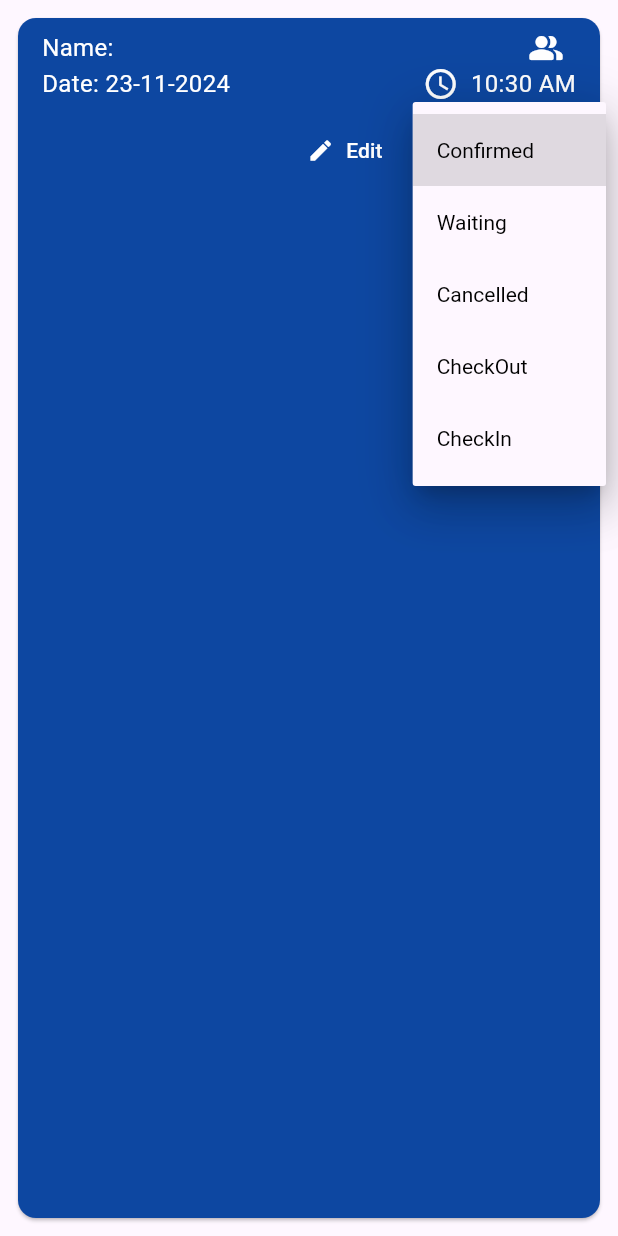
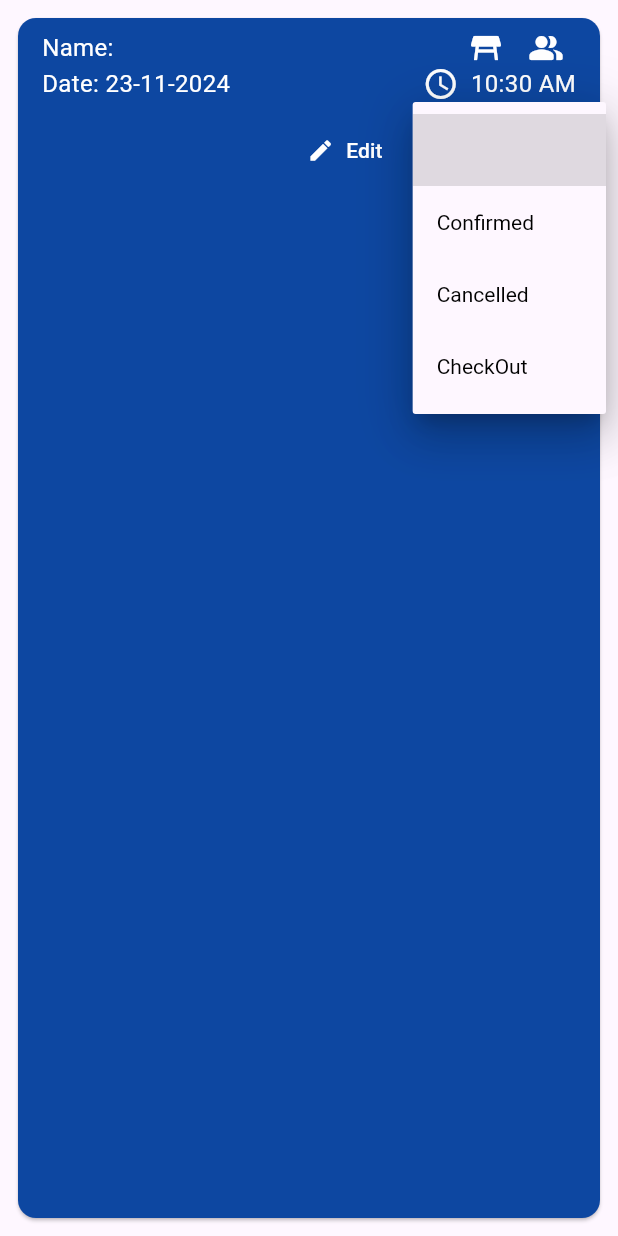
Before and after one commit to mousumi2002/Swift-Reservation, a Flutter app: the CardTile widget shown alone on an empty page, opened directly with empty values, after a tap on the "arrow drop down" icon, on a phone screen of 412 x 824 dp. Run offline on Flutter 3.47's test engine with Material 3 defaults, Android fonts, the phone set to English and light mode, and no system bars; our stand-ins replace cloud_firestore, firebase_auth, firebase_core, firebase_ui_firestore, flutter_bloc, freezed_annotation and 2 more; accounts and stored records are empty.

Commit message:
Feat: Clear table on relevant status change Add dynamic status list based on current status

```diff
--- a/lib/features/app/presentation/card_tile.dart
+++ b/lib/features/app/presentation/card_tile.dart
@@ -41,13 +41,7 @@ class CardTile extends StatelessWidget {
 
   @override
   Widget build(BuildContext context) {
-    final List<String> statusList = [
-      'Confirmed',
-      'Waiting',
-      'Cancelled',
-      'CheckOut',
-      'CheckIn'
-    ];
+    final tableId = reservationData['tableId'];
     final timeFormat = DateFormat('hh:mm a');
     return Container(
       margin: const EdgeInsets.all(8),
@@ -68,6 +62,20 @@ class CardTile extends StatelessWidget {
                     style: const TextStyle(color: Colors.white, fontSize: 16),
                   ),
                   const Spacer(),
+                  if (tableId != null) ...[
+                    const Icon(
+                      Icons.table_restaurant,
+                      color: Colors.white,
+                    ),
+                    const SizedBox(
+                      width: 8,
+                    ),
+                    Text(
+                      '$tableId',
+                      style: const TextStyle(color: Colors.white, fontSize: 16),
+                    ),
+                  ],
+                  const SizedBox(width: 8),
                   const Icon(
                     Icons.people_alt_rounded,
                     color: Colors.white,
@@ -79,9 +87,7 @@ class CardTile extends StatelessWidget {
                     numberOfPeople,
                     style: const TextStyle(color: Colors.white, fontSize: 16),
                   ),
-                  const SizedBox(
-                    width: 8,
-                  ),
+                  const SizedBox(width: 8),
                 ],
               ),
               Row(
@@ -168,10 +174,20 @@ class CardTile extends StatelessWidget {
                           final collectionRef = firestore.collection(
                               'business_reservations/$uid/reservations');
                           final reservationDocRef = collectionRef.doc(docId);
-                          Map<String, String> updatedStatus = {'status': value};
+                          Map<String, dynamic> updatedStatus = {
+                            'status': value
+                          };
+                          final clearSeatStatuses = [
+                            'Cancelled',
+                            'CheckOut',
+                            'Waiting'
+                          ];
+                          if (clearSeatStatuses.contains(value)) {
+                            updatedStatus['tableId'] = FieldValue.delete();
+                          }
                           reservationDocRef.update(updatedStatus);
                         },
-                        items: statusList
+                        items: getStatusListForCurrentStatus(status)
                             .map<DropdownMenuItem<String>>((String value) {
                           return DropdownMenuItem<String>(
                             value: value,
@@ -190,3 +206,17 @@ class CardTile extends StatelessWidget {
     );
   }
 }
+
+getStatusListForCurrentStatus(String status) {
+  final statusList = [status];
+  if (status == 'Confirmed') {
+    statusList.addAll(['Waiting', 'Cancelled', 'CheckOut', 'CheckIn']);
+  } else if (status == 'Waiting') {
+    statusList.addAll(['Confirmed', 'Cancelled']);
+  } else if (status == 'Cancelled') {
+    statusList.addAll(['Waiting']);
+  } else if (status != 'CheckOut') {
+    statusList.addAll(['Confirmed', 'Cancelled', 'CheckOut']);
+  }
+  return statusList;
+}
--- a/pubspec.yaml
+++ b/pubspec.yaml
@@ -16,7 +16,7 @@ publish_to: 'none' # Remove this line if you wish to publish to pub.dev
 # https://developer.apple.com/library/archive/documentation/General/Reference/InfoPlistKeyReference/Articles/CoreFoundationKeys.html
 # In Windows, build-name is used as the major, minor, and patch parts
 # of the product and file versions while build-number is used as the build suffix.
-version: 1.0.0+1
+version: 1.1.0+1
 
 environment:
   sdk: ^3.5.4
```
